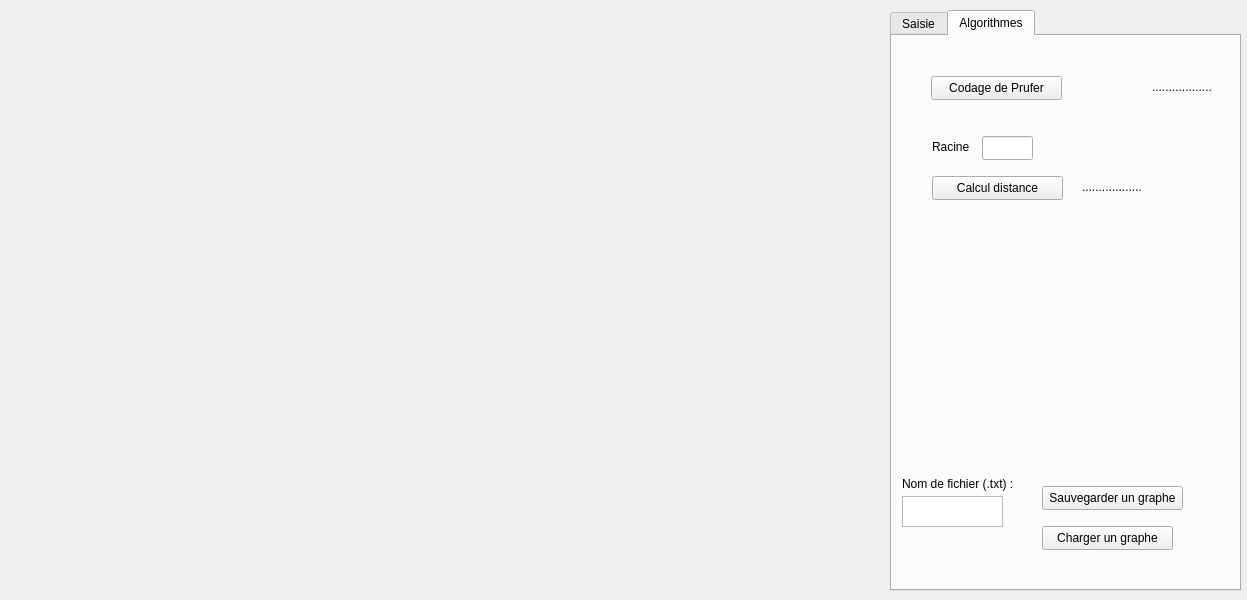
Old version of the form widget.ui in the repository Samib68/Projet-Graphes-Algo.
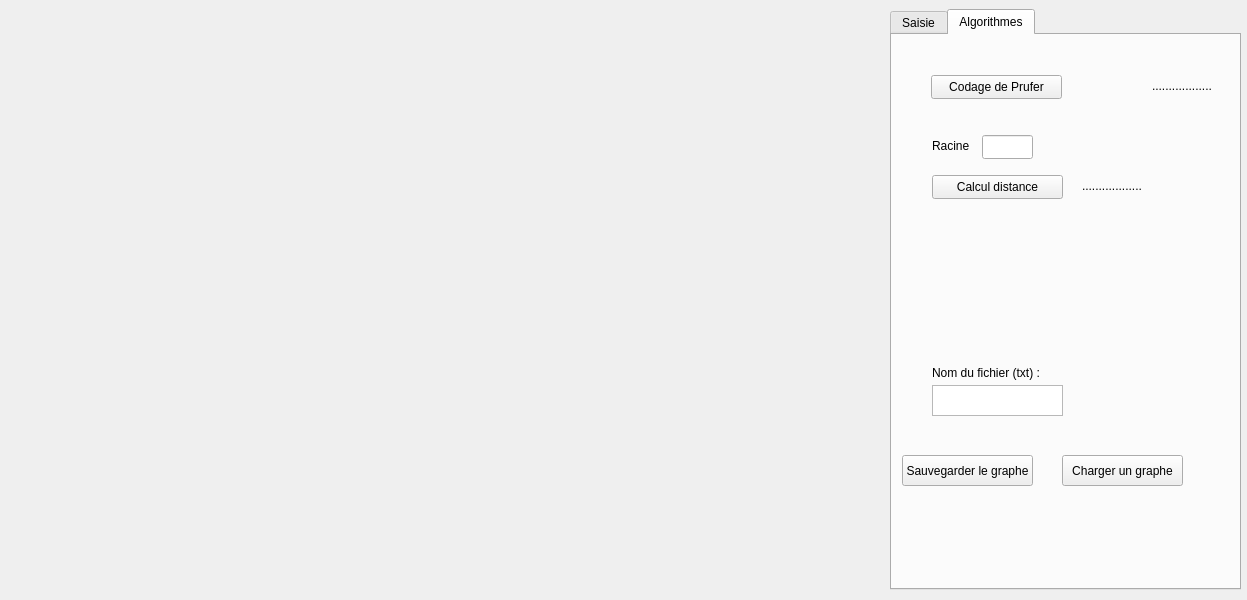
New version of the form.

Patch:
```diff
--- a/widget.ui
+++ b/widget.ui
@@ -17,7 +17,7 @@
    <property name="geometry">
     <rect>
      <x>890</x>
-     <y>10</y>
+     <y>9</y>
      <width>351</width>
      <height>581</height>
     </rect>
@@ -187,52 +187,52 @@
     <widget class="QLabel" name="label">
      <property name="geometry">
       <rect>
-       <x>10</x>
-       <y>440</y>
+       <x>40</x>
+       <y>330</y>
        <width>121</width>
        <height>16</height>
       </rect>
      </property>
      <property name="text">
-      <string>Nom de fichier (.txt) : </string>
+      <string>Nom du fichier (txt) :</string>
      </property>
     </widget>
-    <widget class="QPushButton" name="boutton_sauvegarder_graphe">
+    <widget class="QTextEdit" name="text_nomFic">
      <property name="geometry">
       <rect>
-       <x>150</x>
-       <y>450</y>
-       <width>141</width>
-       <height>24</height>
+       <x>40</x>
+       <y>350</y>
+       <width>131</width>
+       <height>31</height>
+      </rect>
+     </property>
+    </widget>
+    <widget class="QPushButton" name="Button_sauvegarder_graphe">
+     <property name="geometry">
+      <rect>
+       <x>10</x>
+       <y>420</y>
+       <width>131</width>
+       <height>31</height>
       </rect>
      </property>
      <property name="text">
-      <string>Sauvegarder un graphe</string>
+      <string>Sauvegarder le graphe</string>
      </property>
     </widget>
     <widget class="QPushButton" name="boutton_charger_graphe">
      <property name="geometry">
       <rect>
-       <x>150</x>
-       <y>490</y>
-       <width>131</width>
-       <height>24</height>
+       <x>170</x>
+       <y>420</y>
+       <width>121</width>
+       <height>31</height>
       </rect>
      </property>
      <property name="text">
       <string>Charger un graphe</string>
      </property>
     </widget>
-    <widget class="QTextEdit" name="textEdit">
-     <property name="geometry">
-      <rect>
-       <x>10</x>
-       <y>460</y>
-       <width>101</width>
-       <height>31</height>
-      </rect>
-     </property>
-    </widget>
    </widget>
   </widget>
   <widget class="QWidget" name="widgetGraphe" native="true">
```
Left out of the diff: 2 changed lines with no effect on the pictures.
